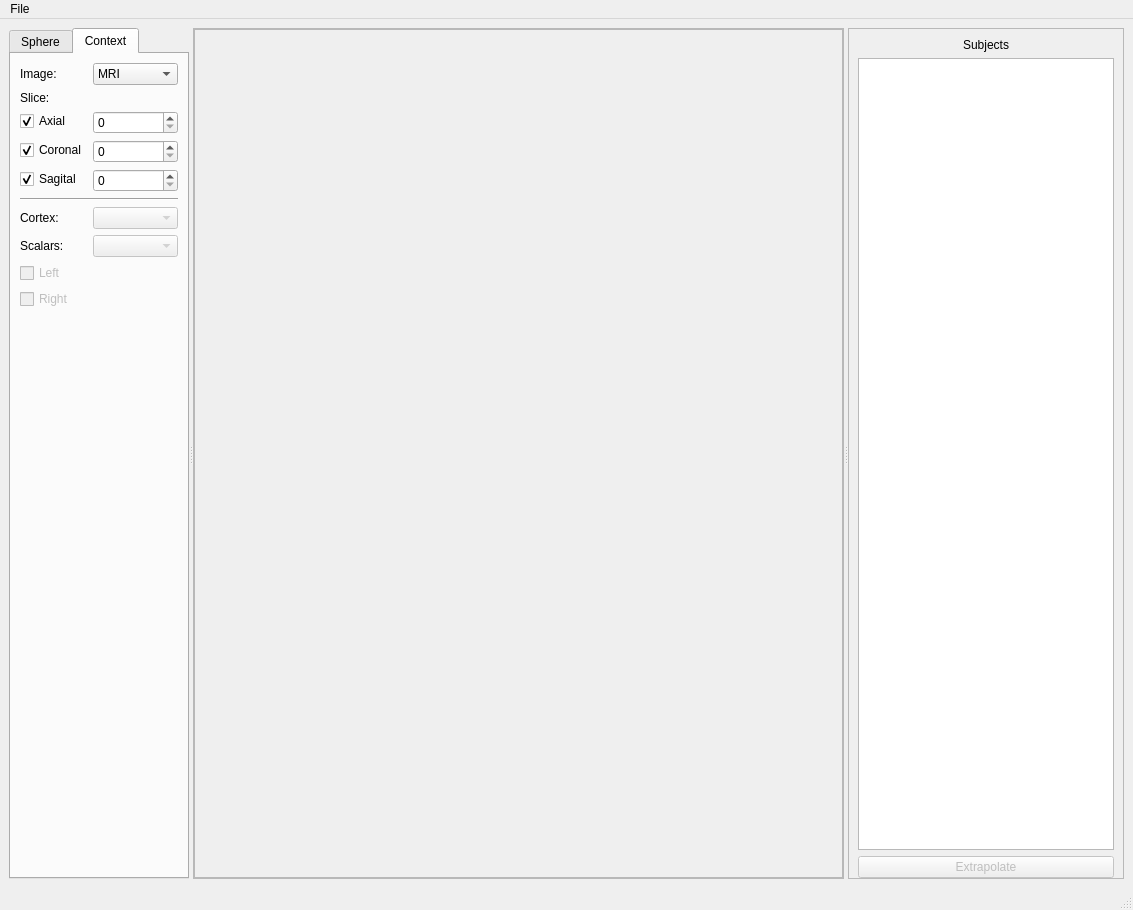
Qt form braviz/interaction/qt_guis/roi_builder.ui (diego0020/braviz-app) before a commit.
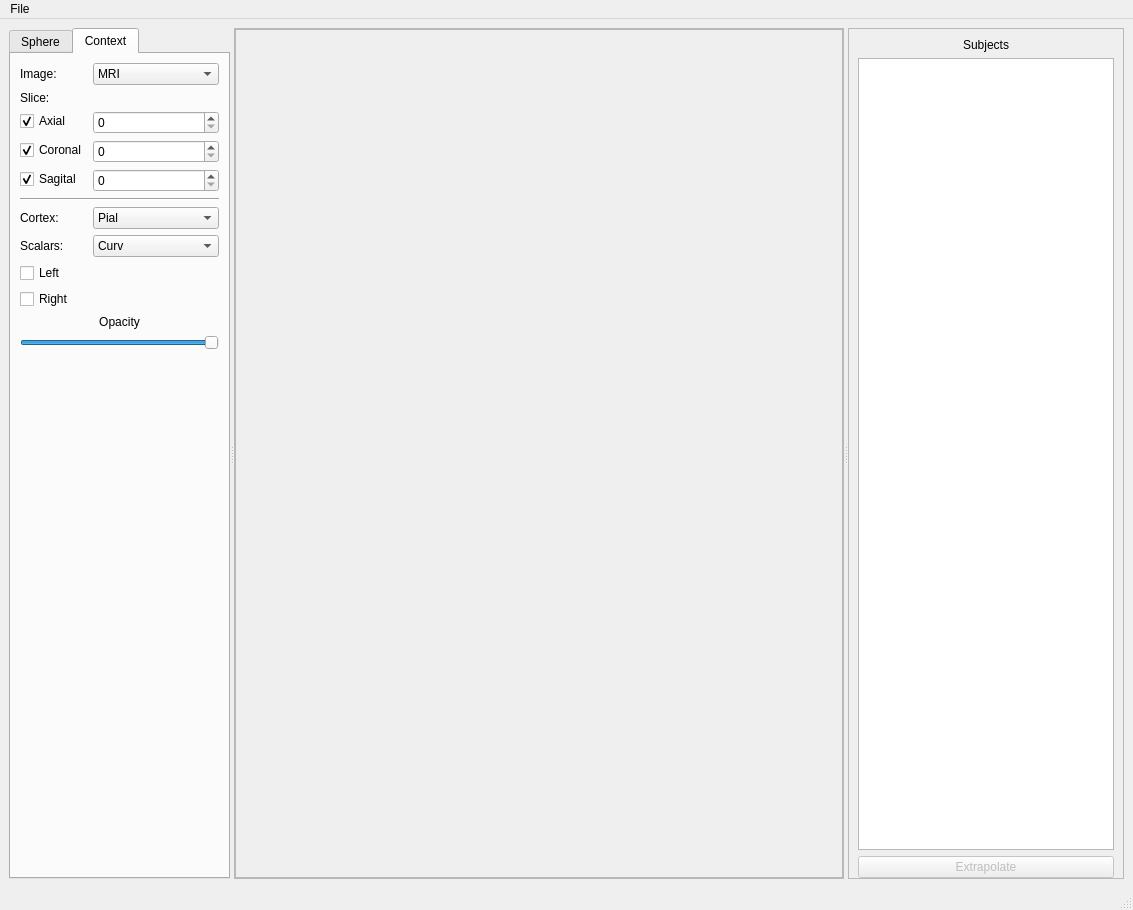
The same form after that commit. The open tabs and pages were chosen to show the change.

Commit message: corteces in roi builder

```diff
--- a/braviz/interaction/qt_guis/roi_builder.ui
+++ b/braviz/interaction/qt_guis/roi_builder.ui
@@ -441,32 +441,26 @@
           </widget>
          </item>
          <item row="7" column="1">
-          <widget class="QComboBox" name="comboBox">
-           <property name="enabled">
-            <bool>false</bool>
-           </property>
+          <widget class="QComboBox" name="surface_combo">
+           <item>
+            <property name="text">
+             <string>Pial</string>
+            </property>
+           </item>
+           <item>
+            <property name="text">
+             <string>White</string>
+            </property>
+           </item>
           </widget>
          </item>
          <item row="9" column="0">
-          <widget class="QCheckBox" name="checkBox">
-           <property name="enabled">
-            <bool>false</bool>
-           </property>
+          <widget class="QCheckBox" name="left_cortex_check">
            <property name="text">
             <string>Left</string>
            </property>
           </widget>
          </item>
-         <item row="10" column="0">
-          <widget class="QCheckBox" name="checkBox_2">
-           <property name="enabled">
-            <bool>false</bool>
-           </property>
-           <property name="text">
-            <string>Right</string>
-           </property>
-          </widget>
-         </item>
          <item row="8" column="0">
           <widget class="QLabel" name="label_14">
            <property name="text">
@@ -475,10 +469,80 @@
           </widget>
          </item>
          <item row="8" column="1">
-          <widget class="QComboBox" name="comboBox_3">
-           <property name="enabled">
+          <widget class="QComboBox" name="scalar_combo">
+           <item>
+            <property name="text">
+             <string>Curv</string>
+            </property>
+           </item>
+           <item>
+            <property name="text">
+             <string>Average  curv.</string>
+            </property>
+           </item>
+           <item>
+            <property name="text">
+             <string>Area</string>
+            </property>
+           </item>
+           <item>
+            <property name="text">
+             <string>Thickness</string>
+            </property>
+           </item>
+           <item>
+            <property name="text">
+             <string>Sulc</string>
+            </property>
+           </item>
+           <item>
+            <property name="text">
+             <string>Parcellation</string>
+            </property>
+           </item>
+           <item>
+            <property name="text">
+             <string>Parcellation 2009</string>
+            </property>
+           </item>
+           <item>
+            <property name="text">
+             <string>Broadman Area</string>
+            </property>
+           </item>
+          </widget>
+         </item>
+         <item row="10" column="0">
+          <widget class="QCheckBox" name="right_cortex_check">
+           <property name="text">
+            <string>Right</string>
+           </property>
+          </widget>
+         </item>
+         <item row="11" column="0" colspan="2">
+          <widget class="QLabel" name="label_16">
+           <property name="text">
+            <string>Opacity</string>
+           </property>
+           <property name="alignment">
+            <set>Qt::AlignCenter</set>
+           </property>
+          </widget>
+         </item>
+         <item row="12" column="0" colspan="2">
+          <widget class="QSlider" name="cortex_opac">
+           <property name="maximum">
+            <number>100</number>
+           </property>
+           <property name="value">
+            <number>100</number>
+           </property>
+           <property name="tracking">
             <bool>false</bool>
            </property>
+           <property name="orientation">
+            <enum>Qt::Horizontal</enum>
+           </property>
           </widget>
          </item>
         </layout>
```
The commit also changes 4 other files.
